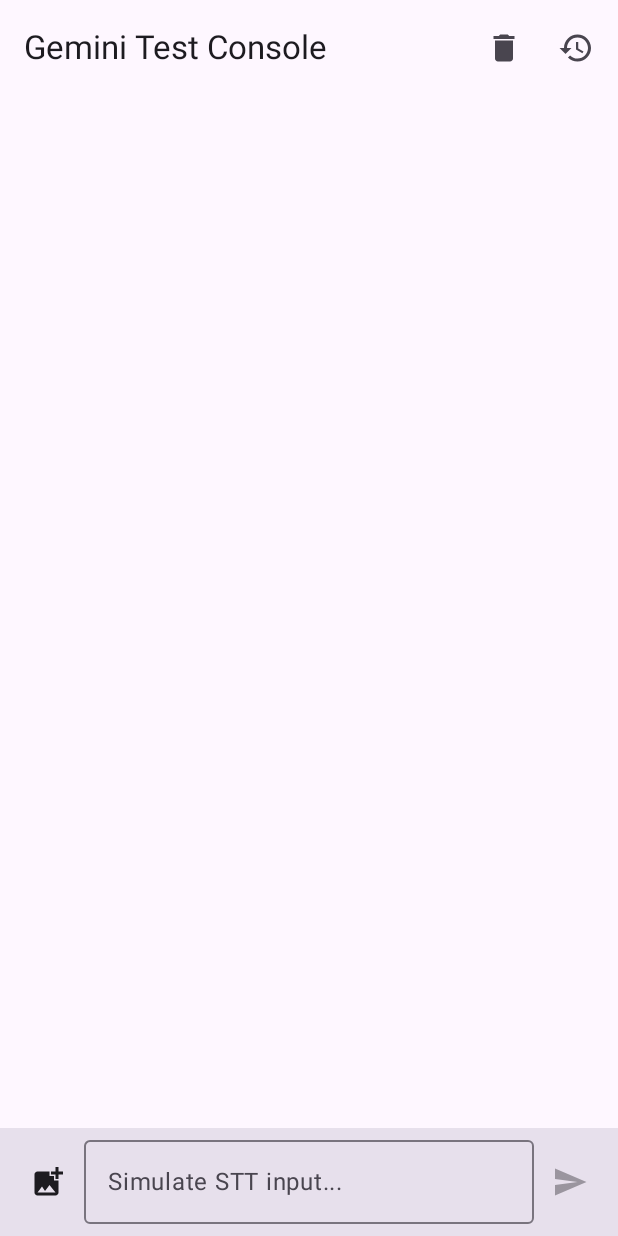
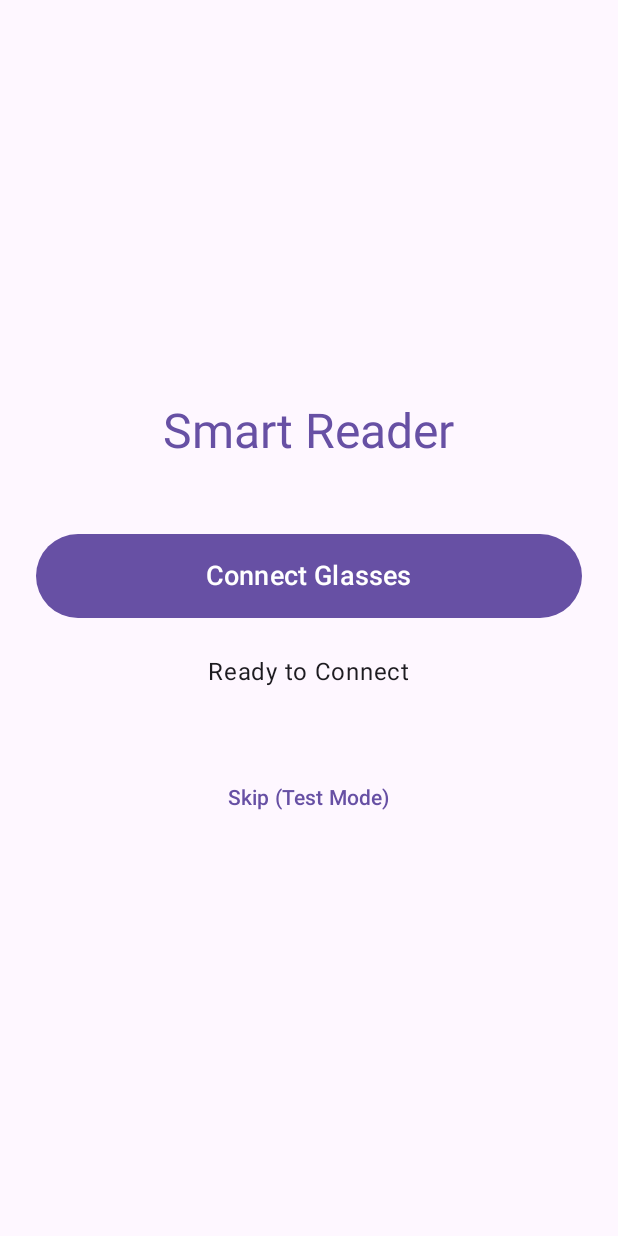
Before and after one commit to KeremGobekcioglu/SmartReadingAssistant, an Android app built with Jetpack Compose: the screen it shows after launch (MainActivity), on a phone screen of 412 x 824 dp. Run offline under Robolectric (Android 15) with nearby library versions, the phone set to English and light mode, and no system bars; our stand-ins replace Dagger/Hilt's generated code, Room's generated code; libraries missing offline, so code that uses them is left out: no.nordicsemi.android.

Commit message:
partially works. need to seperate viewmodel , i need to create two viewmodals. isdeviceconnected boolean creates problem. need to check capture.

```diff
--- a/app/build.gradle.kts
+++ b/app/build.gradle.kts
@@ -71,6 +71,8 @@ secrets {
 //    defaultPropertiesFileName = "local.defaults.properties"
 }
 dependencies {
+    implementation("com.google.accompanist:accompanist-permissions:0.34.0")
+    implementation("androidx.lifecycle:lifecycle-runtime-compose:2.8.4")
     implementation(libs.androidx.core.ktx)
     implementation(libs.androidx.lifecycle.runtime.ktx)
     implementation(libs.androidx.activity.compose)
--- a/app/src/main/java/com/gobex/smartreadingassistant/MainActivity.kt
+++ b/app/src/main/java/com/gobex/smartreadingassistant/MainActivity.kt
@@ -7,10 +7,13 @@ import androidx.compose.foundation.layout.fillMaxSize
 import androidx.compose.material3.MaterialTheme
 import androidx.compose.material3.Surface
 import androidx.compose.ui.Modifier
+import androidx.hilt.navigation.compose.hiltViewModel
 import androidx.navigation.compose.NavHost
 import androidx.navigation.compose.composable
 import androidx.navigation.compose.rememberNavController
 import com.gobex.smartreadingassistant.core.navigation.Route
+import com.gobex.smartreadingassistant.feature.conversation.presentation.ConnectScreen
+import com.gobex.smartreadingassistant.feature.conversation.presentation.ConversationViewModel
 import com.gobex.smartreadingassistant.feature.conversation.presentation.screens.ChatTestScreen
 import com.gobex.smartreadingassistant.feature.conversation.presentation.screens.HistoryScreen
 import dagger.hilt.android.AndroidEntryPoint
@@ -26,9 +29,29 @@ class MainActivity : ComponentActivity() {
 
                     NavHost(
                         navController = navController,
-                        startDestination = Route.Chat
+                        startDestination = Route.Connect
                     ) {
                         // 1. Main Chat Screen
+                        composable<Route.Connect> { backStackEntry ->
+                            // This gets the ViewModel scoped to this specific backstack entry
+                            val viewModel = hiltViewModel<ConversationViewModel>()
+
+                            ConnectScreen(
+                                viewModel = viewModel,
+                                onNavigateToChat = { navController.navigate(Route.Chat) }
+                            )
+                        }
+
+//                        composable<Route.Chat> { backStackEntry ->
+//                            // To share the SAME instance, we scope it to the "Connect" route
+//                            // OR a common parent navigation graph.
+//                            val parentEntry = remember(backStackEntry) {
+//                                navController.getBackStackEntry(Route.Connect)
+//                            }
+//                            val viewModel = hiltViewModel<ConversationViewModel>(parentEntry)
+//
+//                            ChatScreen(viewModel = viewModel)
+//                        }
                         composable<Route.Chat> {
                             ChatTestScreen(
                                 onNavigateToHistory = {
--- a/app/src/main/java/com/gobex/smartreadingassistant/core/connectivity/HotSpotManager.kt
+++ b/app/src/main/java/com/gobex/smartreadingassistant/core/connectivity/HotSpotManager.kt
@@ -26,7 +26,6 @@ class HotspotManager @Inject constructor(
     private val wifiManager = context.getSystemService(Context.WIFI_SERVICE) as WifiManager
     private var currentReservation: LocalOnlyHotspotReservation? = null
 
-    @RequiresApi(Build.VERSION_CODES.O)
     fun startHotspot(): Flow<HotspotCredentials> = callbackFlow {
 
         // We need NEARBY_WIFI_DEVICES or FINE_LOCATION depending on Android version
--- a/app/src/main/java/com/gobex/smartreadingassistant/core/connectivity/NetworkScanner.kt
+++ b/app/src/main/java/com/gobex/smartreadingassistant/core/connectivity/NetworkScanner.kt
@@ -45,7 +45,8 @@ class NetworkScanner @Inject constructor(
         return try {
             val socket = Socket()
             // Very fast timeout (50ms) is enough for local hotspot
-            socket.connect(InetSocketAddress(ip, port), 50)
+            // THIS COULD  BE DANGEROUS
+            socket.connect(InetSocketAddress(ip, port), 100)
             socket.close()
             Log.d("Scanner", "DEVICE FOUND AT $ip")
             true
--- a/app/src/main/java/com/gobex/smartreadingassistant/core/navigation/AppNavigation.kt
+++ b/app/src/main/java/com/gobex/smartreadingassistant/core/navigation/AppNavigation.kt
@@ -2,6 +2,8 @@ package com.gobex.smartreadingassistant.core.navigation
 import kotlinx.serialization.Serializable
 
 sealed interface Route {
+    @Serializable
+    data object Connect : Route
     // The Main Chat Interface (Test Playground)
     @Serializable
     data object Chat : Route
--- /dev/null
+++ b/app/src/main/java/com/gobex/smartreadingassistant/feature/conversation/presentation/ConnectScreen.kt
@@ -0,0 +1,135 @@
+package com.gobex.smartreadingassistant.feature.conversation.presentation
+
+import android.Manifest
+import android.os.Build
+import androidx.compose.foundation.layout.*
+import androidx.compose.material.icons.Icons
+import androidx.compose.material.icons.filled.CheckCircle
+import androidx.compose.material3.*
+import androidx.compose.runtime.*
+import androidx.compose.ui.Alignment
+import androidx.compose.ui.Modifier
+import androidx.compose.ui.graphics.Color
+import androidx.compose.ui.text.font.FontWeight
+import androidx.compose.ui.unit.dp
+import androidx.compose.ui.unit.sp
+import androidx.lifecycle.compose.collectAsStateWithLifecycle
+import com.google.accompanist.permissions.ExperimentalPermissionsApi
+import com.google.accompanist.permissions.rememberMultiplePermissionsState
+
+@OptIn(ExperimentalPermissionsApi::class)
+@Composable
+fun ConnectScreen(
+    viewModel: ConversationViewModel,
+    onNavigateToChat: () -> Unit
+) {
+    val permissionsState = rememberMultiplePermissionsState(
+        permissions = buildList {
+            add(Manifest.permission.ACCESS_FINE_LOCATION)
+            add(Manifest.permission.ACCESS_COARSE_LOCATION)
+            if (Build.VERSION.SDK_INT >= Build.VERSION_CODES.S) {
+                add(Manifest.permission.BLUETOOTH_SCAN)
+                add(Manifest.permission.BLUETOOTH_CONNECT)
+            }
+            if (Build.VERSION.SDK_INT >= Build.VERSION_CODES.TIRAMISU) {
+                add(Manifest.permission.NEARBY_WIFI_DEVICES)
+            }
+        }
+    )
+
+    LaunchedEffect(Unit) {
+        if (!permissionsState.allPermissionsGranted) {
+            permissionsState.launchMultiplePermissionRequest()
+        }
+    }
+    if (permissionsState.allPermissionsGranted) {
+        val connectionStatus by viewModel.connectionStatus.collectAsStateWithLifecycle()
+        val isConnected by viewModel.isDeviceConnected.collectAsStateWithLifecycle()
+        val assignedIp by viewModel.assignedIp.collectAsStateWithLifecycle()
+
+        // REMOVED: The LaunchedEffects that auto-navigate
+
+        Surface(
+            modifier = Modifier.fillMaxSize(),
+            color = MaterialTheme.colorScheme.background
+        ) {
+            Column(
+                modifier = Modifier
+                    .fillMaxSize()
+                    .padding(24.dp),
+                horizontalAlignment = Alignment.CenterHorizontally,
+                verticalArrangement = Arrangement.Center
+            ) {
+                Text(
+                    text = "Smart Reader",
+                    style = MaterialTheme.typography.headlineLarge,
+                    color = MaterialTheme.colorScheme.primary
+                )
+
+                Spacer(modifier = Modifier.height(48.dp))
+
+                // 1. Success State: Show IP and Navigation Button
+                if (isConnected && assignedIp != null) {
+                    Icon(
+                        imageVector = Icons.Default.CheckCircle,
+                        contentDescription = null,
+                        tint = Color(0xFF4CAF50),
+                        modifier = Modifier.size(80.dp)
+                    )
+                    Spacer(modifier = Modifier.height(16.dp))
+                    Text("Glasses Found!", fontWeight = FontWeight.Bold)
+                    Text("IP Address: $assignedIp", style = MaterialTheme.typography.bodySmall)
+
+                    Spacer(modifier = Modifier.height(32.dp))
+
+                    Button(
+                        onClick = onNavigateToChat,
+                        modifier = Modifier.fillMaxWidth().height(56.dp),
+                        colors = ButtonDefaults.buttonColors(containerColor = Color(0xFF4CAF50))
+                    ) {
+                        Text("Start Chatting", fontSize = 18.sp)
+                    }
+                }
+                // 2. Loading State
+                else if (connectionStatus.contains("Scanning") || connectionStatus.contains("Starting") || connectionStatus.contains("Sending")) {
+                    CircularProgressIndicator(modifier = Modifier.size(64.dp))
+                    Spacer(modifier = Modifier.height(24.dp))
+                    Text(text = connectionStatus)
+                }
+                // 3. Initial / Error State
+                else {
+                    Button(
+                        onClick = { viewModel.connectToSmartGlasses() },
+                        modifier = Modifier.fillMaxWidth().height(56.dp)
+                    ) {
+                        Text("Connect Glasses", fontSize = 18.sp)
+                    }
+                    Spacer(modifier = Modifier.height(24.dp))
+                    Text(text = connectionStatus)
+                }
+
+                Spacer(modifier = Modifier.height(48.dp))
+
+                if (!isConnected) {
+                    TextButton(onClick = onNavigateToChat) {
+                        Text("Skip (Test Mode)")
+                    }
+                }
+            }
+        }
+    }
+    else {
+        // Show permission rationale
+        Column(
+            modifier = Modifier.fillMaxSize(),
+            horizontalAlignment = Alignment.CenterHorizontally,
+            verticalArrangement = Arrangement.Center
+        ) {
+            Text("Location and Bluetooth permissions are required")
+            Spacer(modifier = Modifier.height(8.dp))
+            Button(onClick = { permissionsState.launchMultiplePermissionRequest() }) {
+                Text("Grant Permissions")
+            }
+        }
+    }
+}
--- a/app/src/main/java/com/gobex/smartreadingassistant/feature/conversation/presentation/ConversationEffect.kt
+++ b/app/src/main/java/com/gobex/smartreadingassistant/feature/conversation/presentation/ConversationEffect.kt
@@ -5,4 +5,6 @@ sealed class ConversationEffect
 {
     data class ShowError(val message: String?) : ConversationEffect()
     data class SpeakText(val text: String) : ConversationEffect()
+
+    data object NavigateToChat : ConversationEffect()
 }
--- a/app/src/main/java/com/gobex/smartreadingassistant/feature/conversation/presentation/ConversionState.kt
+++ b/app/src/main/java/com/gobex/smartreadingassistant/feature/conversation/presentation/ConversionState.kt
@@ -6,5 +6,6 @@ data class ConversionState(
     val messages : List<Message> = emptyList(),
     val isStreaming : Boolean = false,
     val isLoadingHistory : Boolean = false,
-    val currentText : String = "" // tempt text for ai s response.
+    val currentText : String = "", // tempt text for ai s response.
+    val isFlashOn: Boolean = false
 )
--- a/app/src/main/java/com/gobex/smartreadingassistant/feature/device/data/Esp32ApiService.kt
+++ b/app/src/main/java/com/gobex/smartreadingassistant/feature/device/data/Esp32ApiService.kt
@@ -7,11 +7,11 @@ import retrofit2.http.Query
 
 interface Esp32ApiService {
 
-    @GET("/capture")
+    @GET("capture")
     suspend fun captureImage(): Response<ResponseBody>
 
     // Usage: ?var=flash&val=1
-    @GET("/control")
+    @GET("control")
     suspend fun controlDevice(
         @Query("var") variable: String,
         @Query("val") value: Int
```
Also changed, not shown: app/src/main/AndroidManifest.xml (+17 -1 lines), app/src/main/java/com/gobex/smartreadingassistant/core/connectivity/BLEManager.kt (+22 -12 lines), app/src/main/java/com/gobex/smartreadingassistant/core/connectivity/HotSpotService.kt (added, +53 -0 lines), app/src/main/java/com/gobex/smartreadingassistant/feature/conversation/presentation/ConversationViewModel.kt (+188 -27 lines), app/src/main/java/com/gobex/smartreadingassistant/feature/conversation/presentation/screens/ChatTestScreen.kt (+25 -5 lines), app/src/main/java/com/gobex/smartreadingassistant/feature/device/data/repository/DeviceRepository.kt (+30 -9 lines).
